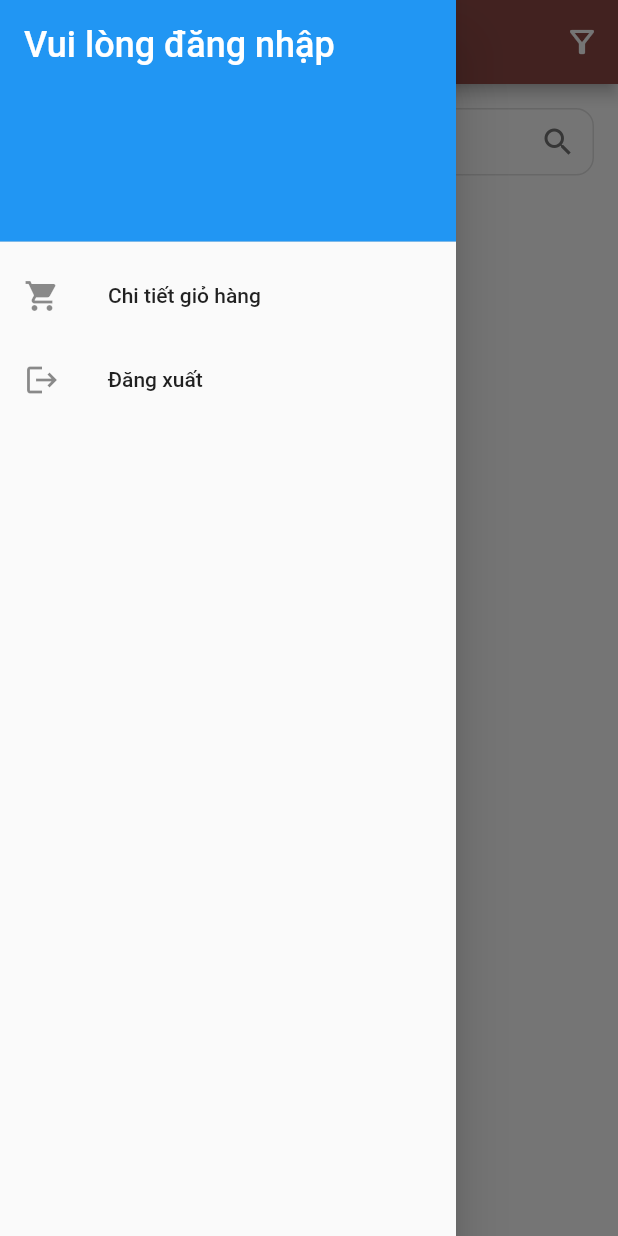
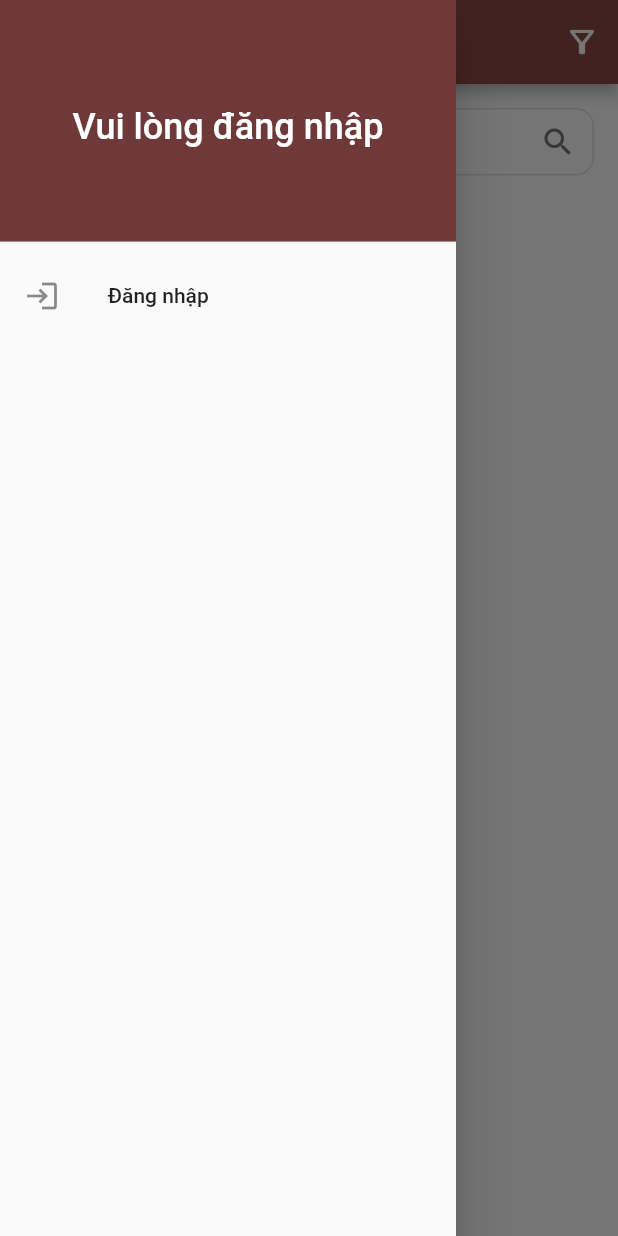
Before and after one commit to Duy-Loc/ung_dung_ban_ca_canh, a Flutter app: the HomeScreen screen opened by its route, with the side drawer open, on a phone screen of 412 x 824 dp. Run offline on Flutter 3.47's test engine with Material 3 defaults, Android fonts, the phone set to English and light mode, and no system bars; our stand-ins replace dio, flutter_smart_dialog, get, image_picker; missing offline and left inert: curl_logger_dio_interceptor; network calls fail.

Commit message:
update mạnh

```diff
--- a/lib/controller/login_controller.dart
+++ b/lib/controller/login_controller.dart
@@ -4,8 +4,10 @@ import '../utils/core/app_service.dart';
 import '../utils/routes/routes.dart';
 
 class LoginController extends GetxController {
-  RxString username = "".obs;
+  RxString usernameAbc = "".obs;
   RxString password = "".obs;
+  RxString emailUser = "".obs;
+  RxBool isAdmin = false.obs;
   RxBool isLoading = false.obs;
   RxBool isLoginSuccess = false.obs;
   FetchClient apiService = FetchClient();
@@ -23,7 +25,7 @@ class LoginController extends GetxController {
   }
 
   onRefresh() {
-    username.value = "";
+    usernameAbc.value = "";
     password.value = "";
     isLoading.value = false;
     isLoginSuccess.value = false;
@@ -39,10 +41,18 @@ class LoginController extends GetxController {
       FetchClient.token = response.data['token'];
       print(FetchClient.token);
       isLoginSuccess.value = true;
-       Get.showSnackbar(const GetSnackBar(
+      usernameAbc.value = username;
+      emailUser.value = response.data['email'];
+      if (username == 'adminCaCanh') {
+        isAdmin.value = true;
+      }else{
+        isAdmin.value = false;
+      }
+      Get.showSnackbar(const GetSnackBar(
         duration: Duration(seconds: 2),
         message: "Đăng nhập thành công",
       ));
+      Get.toNamed(Routes.home);
     } else {
       Get.showSnackbar(const GetSnackBar(
         duration: Duration(seconds: 2),
--- a/lib/main.dart
+++ b/lib/main.dart
@@ -16,7 +16,7 @@ class MyApp extends StatelessWidget{
     controller.initControllerApp() ;
       return GetMaterialApp(
          debugShowCheckedModeBanner: false,
-          initialRoute:Routes.root,
+          initialRoute:Routes.home,
           getPages: AppPages.pages,
           title: 'Ban Ca Canh',
            theme: ThemeData(
--- a/lib/screen/home/drawer_information_user.dart
+++ b/lib/screen/home/drawer_information_user.dart
@@ -12,7 +12,7 @@ class DrawerInformationUser extends StatelessWidget {
     return isLogined
         ? DrawerHeader(
             decoration: const BoxDecoration(
-              color: Colors.redAccent,
+              color: Color.fromARGB(255, 112, 57, 57),
             ),
             child: Row(
               crossAxisAlignment: CrossAxisAlignment.center,
@@ -22,26 +22,27 @@ class DrawerInformationUser extends StatelessWidget {
                 CircleAvatar(
                   radius: 30,
                   backgroundImage: const NetworkImage(
-                      'https://encrypted-tbn0.gstatic.com/images?q=tbn:ANd9GcSnQ0vTNLstwaCcggjf0QKaiYI87JmMM8QirA&s'), // Thay bằng URL ảnh đại diện thực tế
+                      'https://as2.ftcdn.net/v2/jpg/03/49/49/79/1000_F_349497933_Ly4im8BDmHLaLzgyKg2f2yZOvJjBtlw5.jpg'), // Thay bằng URL ảnh đại diện thực tế
                   backgroundColor: Colors.grey[300],
                 ),
                 const SizedBox(width: 16),
                 // Thông tin người dùng (Tên và username)
-                const Column(
+                Column(
                   crossAxisAlignment: CrossAxisAlignment.start,
                   mainAxisAlignment: MainAxisAlignment.center,
                   children: [
                     Text(
-                      'Cao Trường Vũ', // Tên người đăng nhập (Thay thế bằng dữ liệu thực tế)
-                      style: TextStyle(
+                      "#${loginController.usernameAbc.value}", // Tên người đăng nhập (Thay thế bằng dữ liệu thực tế)
+                      style: const TextStyle(
                         color: Colors.white,
                         fontSize: 18,
                         fontWeight: FontWeight.bold,
                       ),
                     ),
                     Text(
-                      '@VuNguyenCoder', // Tên người dùng (Username)
-                      style: TextStyle(
+                      loginController
+                          .emailUser.value, // Tên người dùng (Username)
+                      style: const TextStyle(
                         color: Colors.white70,
                         fontSize: 14,
                       ),
@@ -53,13 +54,15 @@ class DrawerInformationUser extends StatelessWidget {
           )
         : const DrawerHeader(
             decoration: BoxDecoration(
-              color: Colors.blue,
+              color: Color.fromARGB(255, 112, 57, 57),
             ),
-            child: Text(
-              'Vui lòng đăng nhập',
-              style: TextStyle(
-                color: Colors.white,
-                fontSize: 24,
+            child: Center(
+              child: Text(
+                'Vui lòng đăng nhập',
+                style: TextStyle(
+                  color: Colors.white,
+                  fontSize: 24,
+                ),
               ),
             ),
           );
--- a/lib/screen/home/home_screen.dart
+++ b/lib/screen/home/home_screen.dart
@@ -1,9 +1,11 @@
 import 'package:flutter/material.dart';
 import 'package:get/get.dart';
 import 'package:ung_dung_ban_ca_canh/controller/home_controller.dart';
+import 'package:ung_dung_ban_ca_canh/controller/login_controller.dart';
 import 'package:ung_dung_ban_ca_canh/screen/home/filter_dialog.dart';
 
 import '../../model/product_card.dart';
+import '../../model/product_card_2 .dart';
 import '../../utils/routes/routes.dart';
 import 'drawer_information_user.dart';
 import 'search_textfield_widget.dart';
@@ -17,15 +19,17 @@ class HomeScreen extends StatefulWidget {
 
 class _HomeScreenState extends State<HomeScreen> {
   final HomeController controller = Get.put(HomeController());
+  final LoginController loginController = Get.find<LoginController>();
   @override
   void initState() {
     super.initState();
     controller.handleFetchFishes(page: page, pageSize: pageSize);
     _scrollController.addListener(_onScroll);
   }
+
   bool _isLoading = false;
   ScrollController _scrollController = ScrollController();
-  _onScroll(){
+  _onScroll() {
     if (_scrollController.position.pixels >=
             _scrollController.position.maxScrollExtent &&
         !_isLoading) {
@@ -46,7 +50,7 @@ class _HomeScreenState extends State<HomeScreen> {
       'reviews': (index + 5) % 10 + 1,
     },
   );
-
+// ProductCard2
   @override
   Widget build(BuildContext context) {
     return GestureDetector(
@@ -78,16 +82,83 @@ class _HomeScreenState extends State<HomeScreen> {
             padding: EdgeInsets.zero,
             children: <Widget>[
               DrawerInformationUser(),
-              ListTile(
-                leading: const Icon(Icons.shopping_cart),
+              loginController.isLoginSuccess.value &&
+                      !loginController.isAdmin.value
+                  ? ListTile(
+                      leading: const Icon(Icons.shopping_basket),
                       title: const Text('Chi tiết giỏ hàng'),
                       onTap: () {
                         Navigator.pop(context);
                       },
-              ),
-              ListTile(
+                    )
+                  : const SizedBox(),
+              loginController.isLoginSuccess.value &&
+                      !loginController.isAdmin.value
+                  ? ListTile(
+                      leading: const Icon(Icons.receipt_long),
+                      title: const Text('Trạng thái đơn hàng'),
+                      onTap: () {
+                        Navigator.pop(context);
+                      },
+                    )
+                  : const SizedBox(),
+              loginController.isAdmin.value == true
+                  ? ListTile(
+                      leading: const Icon(Icons.bar_chart),
+                      title: const Text('Thống kê doanh thu'),
+                      onTap: () {
+                        Navigator.pop(context);
+                      },
+                    )
+                  : const SizedBox(),
+              loginController.isAdmin.value == true
+                  ? ListTile(
+                      leading: const Icon(Icons.add_box),
+                      title: const Text('Thêm sản phẩm'),
+                      onTap: () {
+                        Get.toNamed(Routes.addFish);
+                        // Navigator.pop(context);
+                      },
+                    )
+                  : const SizedBox(),
+              loginController.isAdmin.value == true
+                  ? ListTile(
+                      leading: const Icon(Icons.shopping_cart),
+                      title: const Text('Đơn đặt hàng'),
+                      onTap: () {
+                        Navigator.pop(context);
+                      },
+                    )
+                  : const SizedBox(),
+              loginController.isAdmin.value == true
+                  ? ListTile(
+                      leading: const Icon(Icons.check_circle),
+                      title: const Text('Đơn giao thành công'),
+                      onTap: () {
+                        Navigator.pop(context);
+                      },
+                    )
+                  : const SizedBox(),
+              loginController.isAdmin.value == true
+                  ? ListTile(
+                      leading: const Icon(Icons.edit),
+                      title: const Text('Điều chỉnh danh mục'),
+                      onTap: () {
+                        Navigator.pop(context);
+                      },
+                    )
+                  : const SizedBox(),
+              loginController.isLoginSuccess.value
+                  ? ListTile(
                       leading: const Icon(Icons.logout),
                       title: const Text('Đăng xuất'),
+                      onTap: () {
+                        Get.offNamed(Routes.root);
+                      },
+                    )
+                  : ListTile(
+                      leading: const Icon(Icons.login),
+                      title: const Text('Đăng nhập'),
                       onTap: () {
                         Get.offNamed(Routes.root);
                       },
@@ -97,7 +168,7 @@ class _HomeScreenState extends State<HomeScreen> {
         ),
         body: RefreshIndicator(
           onRefresh: () async {
-            page = 1  ;
+            page = 1;
             controller.handleFetchFishes(page: page, pageSize: pageSize);
           },
           child: SingleChildScrollView(
@@ -109,10 +180,25 @@ class _HomeScreenState extends State<HomeScreen> {
                     child: SearchTextField(
                       onSearch: (query) {
                         print('Tìm kiếm: $query');
-
                       },
                     )),
-                Obx(
+                loginController.isAdmin.value
+                    ? Obx(
+                        () => controller.isloadingFish.value
+                            ? const RefreshProgressIndicator()
+                            : ListView.builder(
+                                shrinkWrap: true,
+                                padding: const EdgeInsets.all(8.0),
+                                physics: const NeverScrollableScrollPhysics(),
+                                itemCount: controller.fishesAnc.length,
+                                itemBuilder: (context, index) {
+                                  return ProductCard2(
+                                    model: controller.fishesAnc[index],
+                                  );
+                                },
+                              ),
+                      )
+                    : Obx(
                         () => controller.isloadingFish.value
                             ? const RefreshProgressIndicator()
                             : GridView.builder(
--- a/lib/utils/routes/app_routes.dart
+++ b/lib/utils/routes/app_routes.dart
@@ -1,8 +1,8 @@
-
 import 'package:get/get.dart';
 import 'package:ung_dung_ban_ca_canh/screen/login/login_screen.dart';
 import 'package:ung_dung_ban_ca_canh/screen/register/register_sreen.dart';
 
+import '../../screen/create_product/create_fish_screen.dart';
 import '../../screen/home/home_screen.dart';
 import 'routes.dart';
 
@@ -12,20 +12,27 @@ abstract class AppPages {
       name: Routes.root,
       showCupertinoParallax: false,
       transition: Transition.fadeIn,
-      page: () =>  LoginScreen(),
+      page: () => LoginScreen(),
     ),
     GetPage(
       name: Routes.home,
       showCupertinoParallax: false,
       transition: Transition.fadeIn,
-      page: () => HomeScreen(),
+      page: () => const HomeScreen(),
     ),
-     GetPage(
+    GetPage(
       name: Routes.register,
       showCupertinoParallax: false,
       transition: Transition.fadeIn,
       page: () => RegisterScreen(),
     ),
+    GetPage(
+      name: Routes.addFish,
+      showCupertinoParallax: false,
+      transition: Transition.fadeIn,
+      page: () => AddProductScreen(),
+    ),
+    // AddProductScreen
     // GetPage(
     //   name: Routes.focusProduct,
     //   showCupertinoParallax: false,
--- a/lib/utils/routes/routes.dart
+++ b/lib/utils/routes/routes.dart
@@ -3,7 +3,7 @@ abstract class Routes {
   static const onBoard = '/on_board';
   static const register = '/register' ;
   static const home = '/home';
-  static const editTabs = '/edit_tabs';
+  static const addFish = '/add_fish';
   static const focusProduct = '/focusProduct';
   static const cartTracking = '/cartTracking';
   static const cartTrackingDetail = '/cartTrackingDetail';
--- a/pubspec.yaml
+++ b/pubspec.yaml
@@ -36,6 +36,7 @@ dependencies:
   dio: ^5.7.0
   flutter_smart_dialog: ^4.9.8+5
   curl_logger_dio_interceptor: ^1.0.0
+  image_picker: ^1.1.0
 
 
 
```
Also changed, not shown: lib/controller/home_controller.dart (+32 -8 lines), lib/model/product_card.dart (+48 -18 lines), lib/model/product_card_2 .dart (added, +121 -0 lines), lib/screen/create_product/create_fish_screen.dart (added, +172 -0 lines), lib/screen/home/dropdown_option_fish.dart (added, +39 -0 lines), lib/screen/home/filter_dialog.dart (+15 -14 lines), lib/screen/detail_product/detail_product_screen.dart (line endings or trailing spaces), pubspec.lock, 7 other files. Lines whose indentation alone changed are shown as unchanged.
